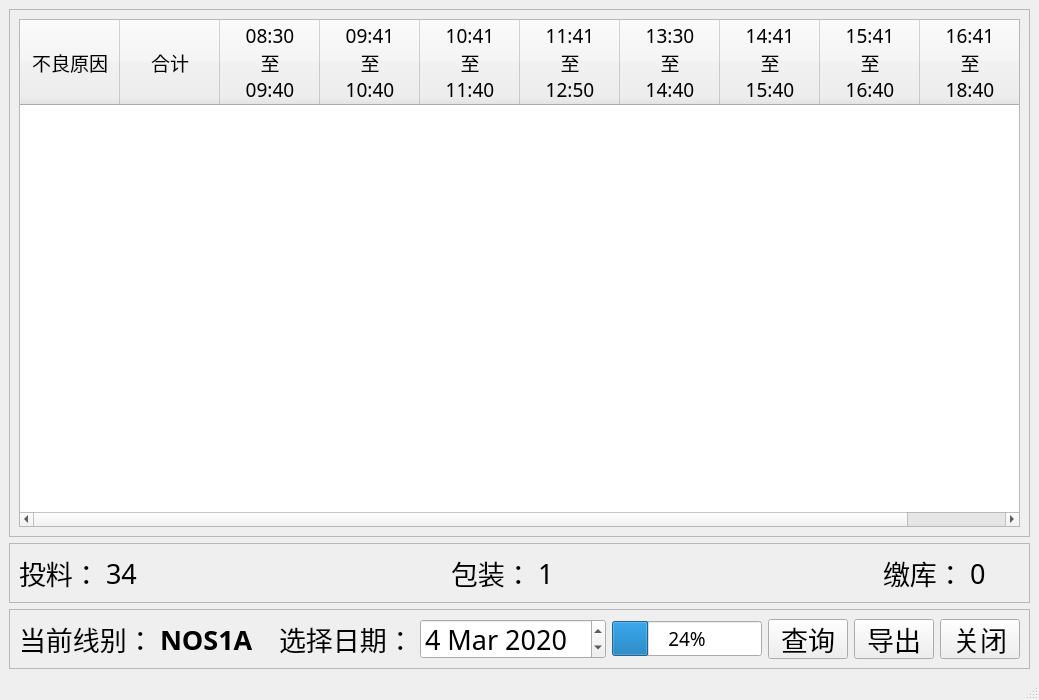
The window that qt5_proj/dailyDefStasticForm.ui (clang2you/packing_defective) describes before a commit, drawn with Qt 5.
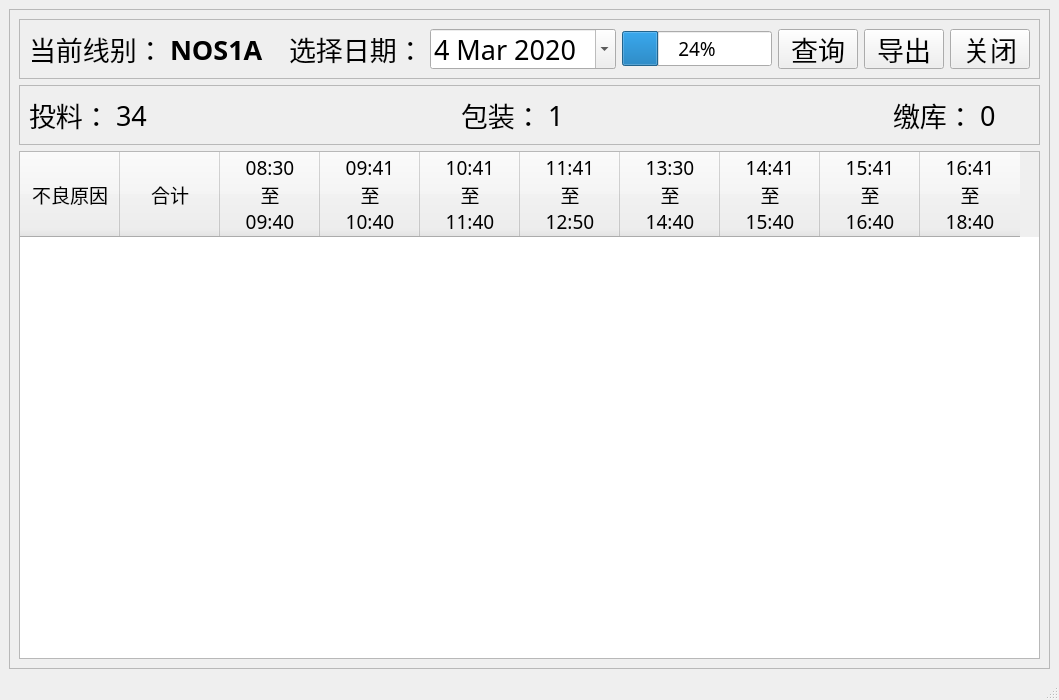
The same window after the commit.

```diff
--- a/qt5_proj/dailyDefStasticForm.ui
+++ b/qt5_proj/dailyDefStasticForm.ui
@@ -34,243 +34,6 @@
       </property>
       <layout class="QVBoxLayout" name="verticalLayout">
        <item>
-        <widget class="QTableWidget" name="tableWidget">
-         <property name="font">
-          <font>
-           <family>微软雅黑 Light</family>
-           <pointsize>14</pointsize>
-          </font>
-         </property>
-         <column>
-          <property name="text">
-           <string>不良原因</string>
-          </property>
-         </column>
-         <column>
-          <property name="text">
-           <string>合计</string>
-          </property>
-         </column>
-         <column>
-          <property name="text">
-           <string>08:30
-至
-09:40</string>
-          </property>
-         </column>
-         <column>
-          <property name="text">
-           <string>09:41
-至
-10:40</string>
-          </property>
-         </column>
-         <column>
-          <property name="text">
-           <string>10:41
-至
-11:40</string>
-          </property>
-         </column>
-         <column>
-          <property name="text">
-           <string>11:41
-至
-12:50</string>
-          </property>
-         </column>
-         <column>
-          <property name="text">
-           <string>13:30
-至
-14:40</string>
-          </property>
-         </column>
-         <column>
-          <property name="text">
-           <string>14:41
-至
-15:40</string>
-          </property>
-         </column>
-         <column>
-          <property name="text">
-           <string>15:41
-至
-16:40</string>
-          </property>
-         </column>
-         <column>
-          <property name="text">
-           <string>16:41
-至
-18:40</string>
-          </property>
-         </column>
-        </widget>
-       </item>
-      </layout>
-     </widget>
-    </item>
-    <item>
-     <widget class="QFrame" name="frame_2">
-      <property name="minimumSize">
-       <size>
-        <width>0</width>
-        <height>40</height>
-       </size>
-      </property>
-      <property name="font">
-       <font>
-        <family>微软雅黑 Light</family>
-        <pointsize>14</pointsize>
-       </font>
-      </property>
-      <property name="layoutDirection">
-       <enum>Qt::LeftToRight</enum>
-      </property>
-      <property name="frameShape">
-       <enum>QFrame::StyledPanel</enum>
-      </property>
-      <property name="frameShadow">
-       <enum>QFrame::Raised</enum>
-      </property>
-      <layout class="QHBoxLayout" name="horizontalLayout_2">
-       <item>
-        <widget class="QLabel" name="label_4">
-         <property name="font">
-          <font>
-           <pointsize>20</pointsize>
-          </font>
-         </property>
-         <property name="text">
-          <string>投料：</string>
-         </property>
-        </widget>
-       </item>
-       <item>
-        <widget class="QLabel" name="label_5">
-         <property name="minimumSize">
-          <size>
-           <width>50</width>
-           <height>0</height>
-          </size>
-         </property>
-         <property name="font">
-          <font>
-           <pointsize>20</pointsize>
-          </font>
-         </property>
-         <property name="text">
-          <string>34</string>
-         </property>
-         <property name="alignment">
-          <set>Qt::AlignLeading|Qt::AlignLeft|Qt::AlignVCenter</set>
-         </property>
-        </widget>
-       </item>
-       <item>
-        <spacer name="horizontalSpacer_3">
-         <property name="orientation">
-          <enum>Qt::Horizontal</enum>
-         </property>
-         <property name="sizeType">
-          <enum>QSizePolicy::Expanding</enum>
-         </property>
-         <property name="sizeHint" stdset="0">
-          <size>
-           <width>281</width>
-           <height>20</height>
-          </size>
-         </property>
-        </spacer>
-       </item>
-       <item>
-        <widget class="QLabel" name="label_6">
-         <property name="font">
-          <font>
-           <pointsize>20</pointsize>
-          </font>
-         </property>
-         <property name="text">
-          <string>包装：</string>
-         </property>
-        </widget>
-       </item>
-       <item>
-        <widget class="QLabel" name="label_7">
-         <property name="minimumSize">
-          <size>
-           <width>50</width>
-           <height>0</height>
-          </size>
-         </property>
-         <property name="font">
-          <font>
-           <pointsize>20</pointsize>
-          </font>
-         </property>
-         <property name="text">
-          <string>1</string>
-         </property>
-         <property name="alignment">
-          <set>Qt::AlignLeading|Qt::AlignLeft|Qt::AlignVCenter</set>
-         </property>
-        </widget>
-       </item>
-       <item>
-        <spacer name="horizontalSpacer_4">
-         <property name="orientation">
-          <enum>Qt::Horizontal</enum>
-         </property>
-         <property name="sizeType">
-          <enum>QSizePolicy::Expanding</enum>
-         </property>
-         <property name="sizeHint" stdset="0">
-          <size>
-           <width>281</width>
-           <height>20</height>
-          </size>
-         </property>
-        </spacer>
-       </item>
-       <item>
-        <widget class="QLabel" name="label_8">
-         <property name="font">
-          <font>
-           <pointsize>20</pointsize>
-          </font>
-         </property>
-         <property name="text">
-          <string>缴库：</string>
-         </property>
-        </widget>
-       </item>
-       <item>
-        <widget class="QLabel" name="label_9">
-         <property name="minimumSize">
-          <size>
-           <width>50</width>
-           <height>0</height>
-          </size>
-         </property>
-         <property name="font">
-          <font>
-           <pointsize>20</pointsize>
-          </font>
-         </property>
-         <property name="text">
-          <string>0</string>
-         </property>
-         <property name="alignment">
-          <set>Qt::AlignLeading|Qt::AlignLeft|Qt::AlignVCenter</set>
-         </property>
-        </widget>
-       </item>
-      </layout>
-     </widget>
-    </item>
-    <item>
      <widget class="QFrame" name="frame_3">
       <property name="minimumSize">
        <size>
@@ -393,6 +156,9 @@
            <day>4</day>
           </datetime>
          </property>
+            <property name="calendarPopup">
+             <bool>true</bool>
+            </property>
         </widget>
        </item>
        <item>
@@ -473,6 +239,243 @@
          <property name="text">
           <string>关闭</string>
          </property>
+           </widget>
+          </item>
+         </layout>
+        </widget>
+       </item>
+       <item>
+        <widget class="QFrame" name="frame_2">
+         <property name="minimumSize">
+          <size>
+           <width>0</width>
+           <height>40</height>
+          </size>
+         </property>
+         <property name="font">
+          <font>
+           <family>微软雅黑 Light</family>
+           <pointsize>14</pointsize>
+          </font>
+         </property>
+         <property name="layoutDirection">
+          <enum>Qt::LeftToRight</enum>
+         </property>
+         <property name="frameShape">
+          <enum>QFrame::StyledPanel</enum>
+         </property>
+         <property name="frameShadow">
+          <enum>QFrame::Raised</enum>
+         </property>
+         <layout class="QHBoxLayout" name="horizontalLayout_2">
+          <item>
+           <widget class="QLabel" name="label_4">
+            <property name="font">
+             <font>
+              <pointsize>20</pointsize>
+             </font>
+            </property>
+            <property name="text">
+             <string>投料：</string>
+            </property>
+           </widget>
+          </item>
+          <item>
+           <widget class="QLabel" name="label_5">
+            <property name="minimumSize">
+             <size>
+              <width>50</width>
+              <height>0</height>
+             </size>
+            </property>
+            <property name="font">
+             <font>
+              <pointsize>20</pointsize>
+             </font>
+            </property>
+            <property name="text">
+             <string>34</string>
+            </property>
+            <property name="alignment">
+             <set>Qt::AlignLeading|Qt::AlignLeft|Qt::AlignVCenter</set>
+            </property>
+           </widget>
+          </item>
+          <item>
+           <spacer name="horizontalSpacer_3">
+            <property name="orientation">
+             <enum>Qt::Horizontal</enum>
+            </property>
+            <property name="sizeType">
+             <enum>QSizePolicy::Expanding</enum>
+            </property>
+            <property name="sizeHint" stdset="0">
+             <size>
+              <width>281</width>
+              <height>20</height>
+             </size>
+            </property>
+           </spacer>
+          </item>
+          <item>
+           <widget class="QLabel" name="label_6">
+            <property name="font">
+             <font>
+              <pointsize>20</pointsize>
+             </font>
+            </property>
+            <property name="text">
+             <string>包装：</string>
+            </property>
+           </widget>
+          </item>
+          <item>
+           <widget class="QLabel" name="label_7">
+            <property name="minimumSize">
+             <size>
+              <width>50</width>
+              <height>0</height>
+             </size>
+            </property>
+            <property name="font">
+             <font>
+              <pointsize>20</pointsize>
+             </font>
+            </property>
+            <property name="text">
+             <string>1</string>
+            </property>
+            <property name="alignment">
+             <set>Qt::AlignLeading|Qt::AlignLeft|Qt::AlignVCenter</set>
+            </property>
+           </widget>
+          </item>
+          <item>
+           <spacer name="horizontalSpacer_4">
+            <property name="orientation">
+             <enum>Qt::Horizontal</enum>
+            </property>
+            <property name="sizeType">
+             <enum>QSizePolicy::Expanding</enum>
+            </property>
+            <property name="sizeHint" stdset="0">
+             <size>
+              <width>281</width>
+              <height>20</height>
+             </size>
+            </property>
+           </spacer>
+          </item>
+          <item>
+           <widget class="QLabel" name="label_8">
+            <property name="font">
+             <font>
+              <pointsize>20</pointsize>
+             </font>
+            </property>
+            <property name="text">
+             <string>缴库：</string>
+            </property>
+           </widget>
+          </item>
+          <item>
+           <widget class="QLabel" name="label_9">
+            <property name="minimumSize">
+             <size>
+              <width>50</width>
+              <height>0</height>
+             </size>
+            </property>
+            <property name="font">
+             <font>
+              <pointsize>20</pointsize>
+             </font>
+            </property>
+            <property name="text">
+             <string>0</string>
+            </property>
+            <property name="alignment">
+             <set>Qt::AlignLeading|Qt::AlignLeft|Qt::AlignVCenter</set>
+            </property>
+           </widget>
+          </item>
+         </layout>
+        </widget>
+       </item>
+       <item>
+        <widget class="QTableWidget" name="tableWidget">
+         <property name="font">
+          <font>
+           <family>微软雅黑 Light</family>
+           <pointsize>14</pointsize>
+          </font>
+         </property>
+         <column>
+          <property name="text">
+           <string>不良原因</string>
+          </property>
+         </column>
+         <column>
+          <property name="text">
+           <string>合计</string>
+          </property>
+         </column>
+         <column>
+          <property name="text">
+           <string>08:30
+至
+09:40</string>
+          </property>
+         </column>
+         <column>
+          <property name="text">
+           <string>09:41
+至
+10:40</string>
+          </property>
+         </column>
+         <column>
+          <property name="text">
+           <string>10:41
+至
+11:40</string>
+          </property>
+         </column>
+         <column>
+          <property name="text">
+           <string>11:41
+至
+12:50</string>
+          </property>
+         </column>
+         <column>
+          <property name="text">
+           <string>13:30
+至
+14:40</string>
+          </property>
+         </column>
+         <column>
+          <property name="text">
+           <string>14:41
+至
+15:40</string>
+          </property>
+         </column>
+         <column>
+          <property name="text">
+           <string>15:41
+至
+16:40</string>
+          </property>
+         </column>
+         <column>
+          <property name="text">
+           <string>16:41
+至
+18:40</string>
+          </property>
+         </column>
         </widget>
        </item>
       </layout>
```
Lines whose indentation alone changed are shown as unchanged.
